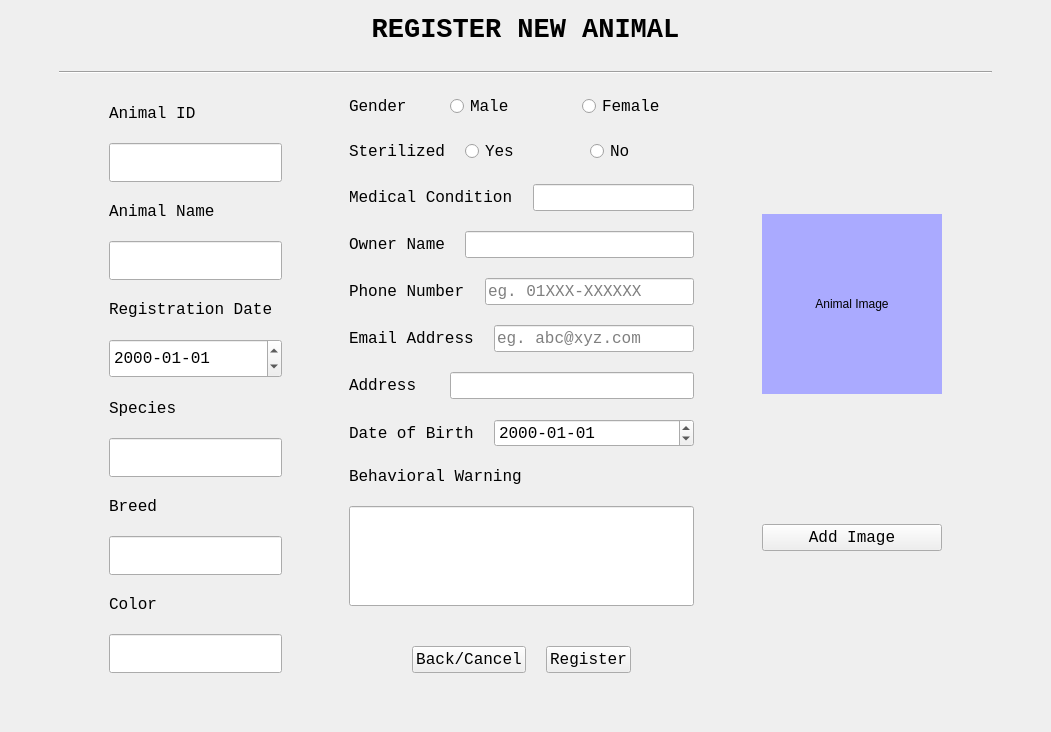
The window that AnimalRegistrationUI.ui (ASNaeem/Simple-VCMS) describes before a commit, drawn with Qt 5.
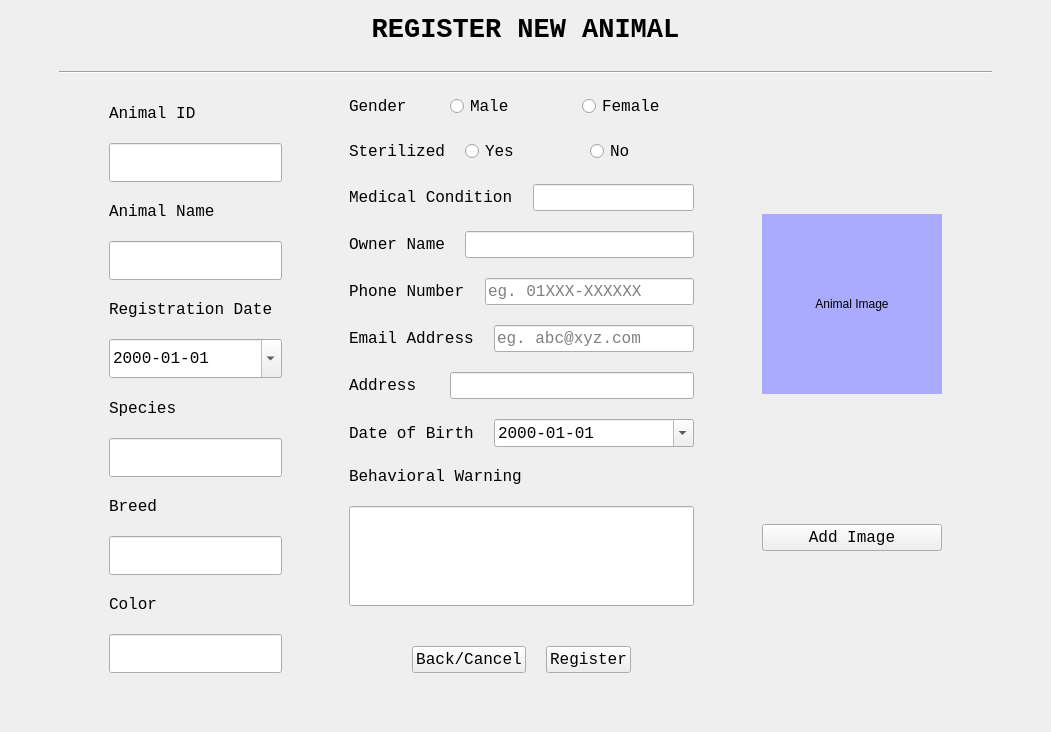
The same window after the commit.

What changed in the file:
```diff
--- a/AnimalRegistrationUI.ui
+++ b/AnimalRegistrationUI.ui
@@ -233,6 +233,9 @@
               <property name="displayFormat">
                <string>yyyy-MM-dd</string>
               </property>
+              <property name="calendarPopup">
+               <bool>true</bool>
+              </property>
              </widget>
             </item>
            </layout>
@@ -788,6 +791,9 @@
               <property name="displayFormat">
                <string>yyyy-MM-dd</string>
               </property>
+              <property name="calendarPopup">
+               <bool>true</bool>
+              </property>
              </widget>
             </item>
            </layout>
```
Left out of the diff: 2 changed lines with no effect on the pictures.
